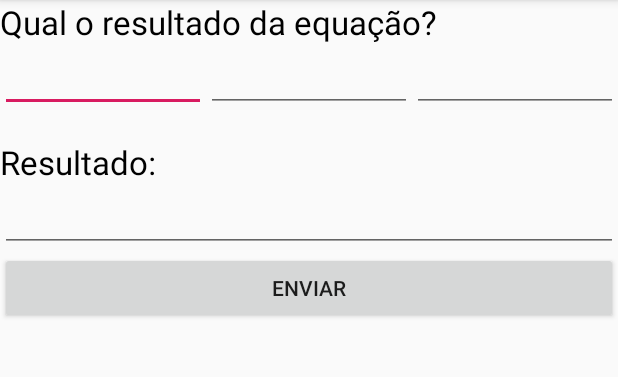
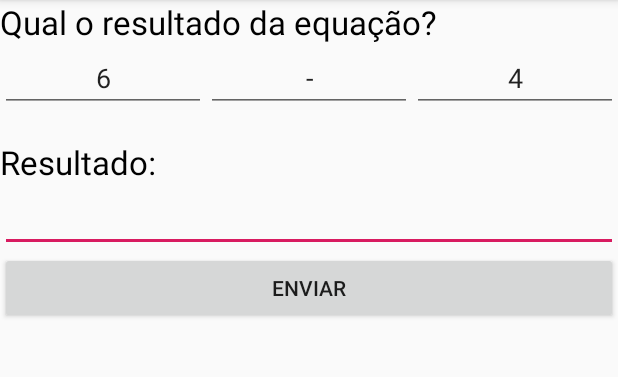
Before and after one commit to patrickdziura/MatematicaDivertida, an Android app: the AritmeticaBasica screen opened directly, with no data from a screen before it, on a phone screen of 412 x 824 dp, the part 84-461 px from its top. Run offline under Robolectric (Android 15) with nearby library versions, the phone set to English and light mode, and no system bars.

Commit message:
Geraconta feito

```diff
--- a/app/src/main/java/com/example/matematicadivertida/AritmeticaBasica.java
+++ b/app/src/main/java/com/example/matematicadivertida/AritmeticaBasica.java
@@ -2,6 +2,9 @@ package com.example.matematicadivertida;
 
 import android.support.v7.app.AppCompatActivity;
 import android.os.Bundle;
+import android.widget.EditText;
+
+import java.util.Random;
 
 public class AritmeticaBasica extends AppCompatActivity {
 
@@ -9,5 +12,23 @@ public class AritmeticaBasica extends AppCompatActivity {
     protected void onCreate(Bundle savedInstanceState) {
         super.onCreate(savedInstanceState);
         setContentView(R.layout.activity_aritmetica_basica);
+        geraConta();
+    }
+
+    private void geraConta() {
+        EditText op1 = (EditText) findViewById(R.id.editOp1);
+        EditText op2 = (EditText) findViewById(R.id.editOp2);
+        EditText operador = (EditText) findViewById(R.id.editOperador);
+        Random r = new Random();
+        int operando1 = r.nextInt(10);
+        int operando2 = r.nextInt(10);
+        int opaux = r.nextInt(2);
+        op1.setText(Integer.toString(operando1));
+        op2.setText(Integer.toString(operando2));
+        if (opaux == 0) {
+            operador.setText("+");
+        } else {
+            operador.setText("-");
+        }
     }
 }
--- a/app/src/main/java/com/example/matematicadivertida/MainActivity.java
+++ b/app/src/main/java/com/example/matematicadivertida/MainActivity.java
@@ -1,7 +1,9 @@
 package com.example.matematicadivertida;
 
+import android.content.Intent;
 import android.support.v7.app.AppCompatActivity;
 import android.os.Bundle;
+import android.view.View;
 
 public class MainActivity extends AppCompatActivity {
 
@@ -10,4 +12,9 @@ public class MainActivity extends AppCompatActivity {
         super.onCreate(savedInstanceState);
         setContentView(R.layout.activity_main);
     }
+
+    public void goAritmetica(View view) {
+        Intent it = new Intent(this, AritmeticaBasica.class);
+        startActivity(it);
+    }
 }
--- a/app/src/main/res/layout/activity_aritmetica_basica.xml
+++ b/app/src/main/res/layout/activity_aritmetica_basica.xml
@@ -27,16 +27,20 @@
             android:layout_weight="1"
             android:clickable="false"
             android:ems="10"
-            android:inputType="number" />
+            android:gravity="center_horizontal"
+            android:inputType="text"
+            android:focusable="false" />
 
         <EditText
-            android:id="@+id/editOperando"
+            android:id="@+id/editOperador"
             android:layout_width="wrap_content"
             android:layout_height="wrap_content"
             android:layout_weight="1"
             android:clickable="false"
             android:ems="10"
-            android:inputType="textPersonName" />
+            android:gravity="center_horizontal"
+            android:focusable="false"
+            android:inputType="text" />
 
         <EditText
             android:id="@+id/editOp2"
@@ -44,8 +48,10 @@
             android:layout_height="wrap_content"
             android:layout_weight="1"
             android:clickable="false"
+            android:gravity="center_horizontal"
             android:ems="10"
-            android:inputType="number" />
+            android:inputType="text"
+            android:focusable="false" />
 
     </LinearLayout>
 
--- a/app/src/main/res/layout/activity_main.xml
+++ b/app/src/main/res/layout/activity_main.xml
@@ -17,7 +17,8 @@
         android:id="@+id/btnAritmetica"
         android:layout_width="match_parent"
         android:layout_height="120dp"
-        android:text="Aritmética Básica" />
+        android:text="Aritmética Básica"
+        android:onClick="goAritmetica"/>
 
     <Button
         android:id="@+id/btnMaior"
```
